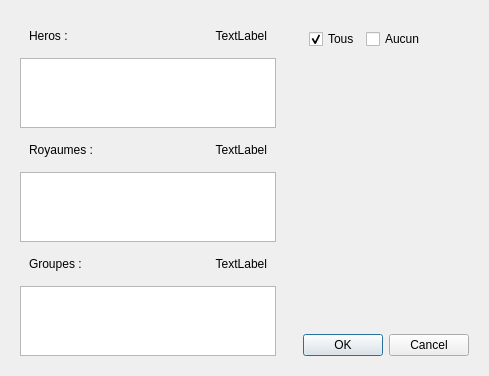
Old version of the form python_modules/main_view/dialog_save.ui in the repository cyril711/git-MythicWar.
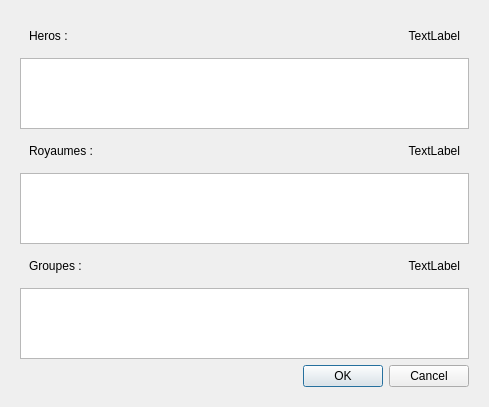
New version of the form.

Patch:
```diff
--- a/python_modules/main_view/dialog_save.ui
+++ b/python_modules/main_view/dialog_save.ui
@@ -10,7 +10,7 @@
     <x>0</x>
     <y>0</y>
     <width>489</width>
-    <height>369</height>
+    <height>407</height>
    </rect>
   </property>
   <property name="windowTitle">
@@ -47,7 +47,22 @@
        </widget>
       </item>
       <item>
-       <widget class="QListWidget" name="list_modified_heros"/>
+       <widget class="QTableWidget" name="list_modified_heros">
+        <property name="columnCount">
+         <number>2</number>
+        </property>
+        <attribute name="horizontalHeaderVisible">
+         <bool>false</bool>
+        </attribute>
+        <attribute name="horizontalHeaderDefaultSectionSize">
+         <number>200</number>
+        </attribute>
+        <attribute name="horizontalHeaderStretchLastSection">
+         <bool>true</bool>
+        </attribute>
+        <column/>
+        <column/>
+       </widget>
       </item>
       <item>
        <widget class="QWidget" name="widget_6" native="true">
@@ -76,7 +91,31 @@
        </widget>
       </item>
       <item>
-       <widget class="QListWidget" name="list_modified_kingdom"/>
+       <widget class="QTableWidget" name="list_modified_kingdom">
+        <property name="dragDropOverwriteMode">
+         <bool>false</bool>
+        </property>
+        <property name="showGrid">
+         <bool>false</bool>
+        </property>
+        <property name="cornerButtonEnabled">
+         <bool>true</bool>
+        </property>
+        <property name="columnCount">
+         <number>2</number>
+        </property>
+        <attribute name="horizontalHeaderVisible">
+         <bool>false</bool>
+        </attribute>
+        <attribute name="horizontalHeaderDefaultSectionSize">
+         <number>200</number>
+        </attribute>
+        <attribute name="horizontalHeaderStretchLastSection">
+         <bool>true</bool>
+        </attribute>
+        <column/>
+        <column/>
+       </widget>
       </item>
       <item>
        <widget class="QWidget" name="widget_7" native="true">
@@ -102,57 +141,21 @@
        </widget>
       </item>
       <item>
-       <widget class="QListWidget" name="list_modified_groupes"/>
-      </item>
-     </layout>
-    </widget>
-   </item>
-   <item>
-    <widget class="QWidget" name="widget_2" native="true">
-     <layout class="QVBoxLayout" name="verticalLayout">
-      <item>
-       <widget class="QWidget" name="widget_3" native="true">
-        <layout class="QFormLayout" name="formLayout">
-         <item row="0" column="0">
-          <widget class="QCheckBox" name="tous_checkbox">
-           <property name="text">
-            <string>Tous</string>
-           </property>
-           <property name="checked">
-            <bool>true</bool>
-           </property>
-           <property name="autoExclusive">
-            <bool>true</bool>
-           </property>
-          </widget>
-         </item>
-         <item row="0" column="1">
-          <widget class="QCheckBox" name="aucun_checkbox">
-           <property name="text">
-            <string>Aucun</string>
-           </property>
-           <property name="autoExclusive">
-            <bool>true</bool>
-           </property>
-          </widget>
-         </item>
-        </layout>
-       </widget>
-      </item>
-      <item>
-       <widget class="QWidget" name="widget_4" native="true">
-        <layout class="QFormLayout" name="formLayout_2">
-         <property name="fieldGrowthPolicy">
-          <enum>QFormLayout::AllNonFixedFieldsGrow</enum>
-         </property>
-         <item row="0" column="0">
-          <widget class="QLabel" name="label">
-           <property name="text">
-            <string/>
-           </property>
-          </widget>
-         </item>
-        </layout>
+       <widget class="QTableWidget" name="list_modified_groupes">
+        <property name="columnCount">
+         <number>2</number>
+        </property>
+        <attribute name="horizontalHeaderVisible">
+         <bool>false</bool>
+        </attribute>
+        <attribute name="horizontalHeaderDefaultSectionSize">
+         <number>200</number>
+        </attribute>
+        <attribute name="horizontalHeaderStretchLastSection">
+         <bool>true</bool>
+        </attribute>
+        <column/>
+        <column/>
        </widget>
       </item>
       <item>
```
